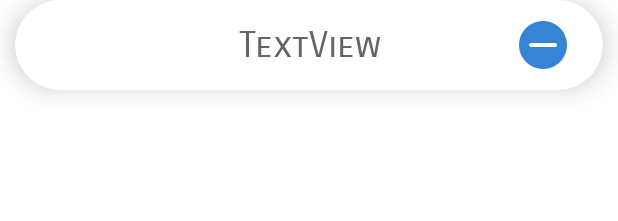
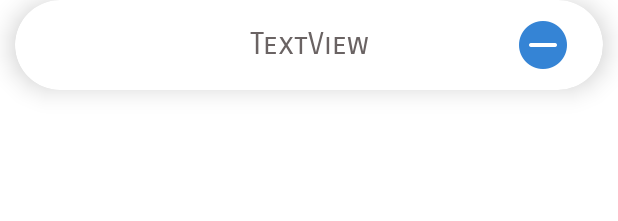
Before and after one commit to themw123/syncLibrariesAndroid, an Android app: the layout text_row_item.xml on its own in the app's theme, with its tools: preview values and no code run, on a phone screen of 412 x 824 dp. Shown: the top 221 px of the screen. Run offline under Robolectric (Android 15) with nearby library versions, the phone set to English and light mode, and no system bars.

Commit message:
Signed-off-by: themw123 <marvin.w6@web.de>

```diff
--- a/app/src/main/res/layout/text_row_item.xml
+++ b/app/src/main/res/layout/text_row_item.xml
@@ -32,16 +32,16 @@
 
             <TextView
                 android:id="@+id/textView"
-                android:layout_width="240dp"
+                android:layout_width="200dp"
                 android:layout_height="match_parent"
-                android:layout_centerInParent="true"
 
 
+                android:layout_centerInParent="true"
                 android:fontFamily="sans-serif-smallcaps"
                 android:gravity="center"
                 android:text="TextView"
                 android:textColor="#6A6363"
-                android:textSize="24sp" />
+                android:textSize="20sp" />
 
             <androidx.appcompat.widget.AppCompatImageButton
                 android:id="@+id/button"
```
